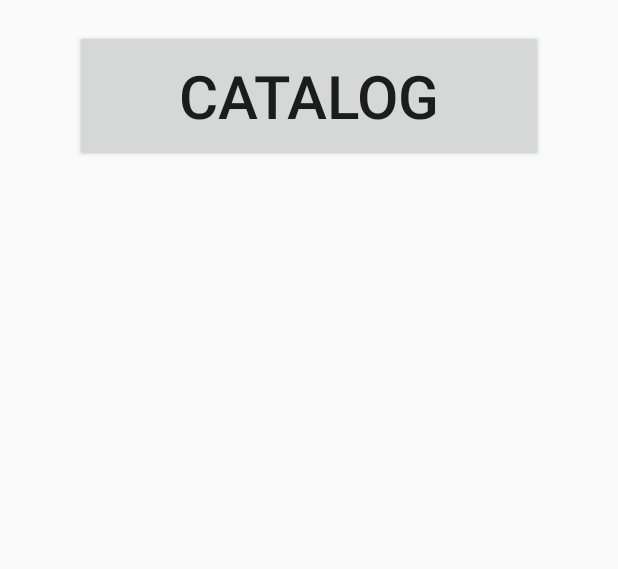
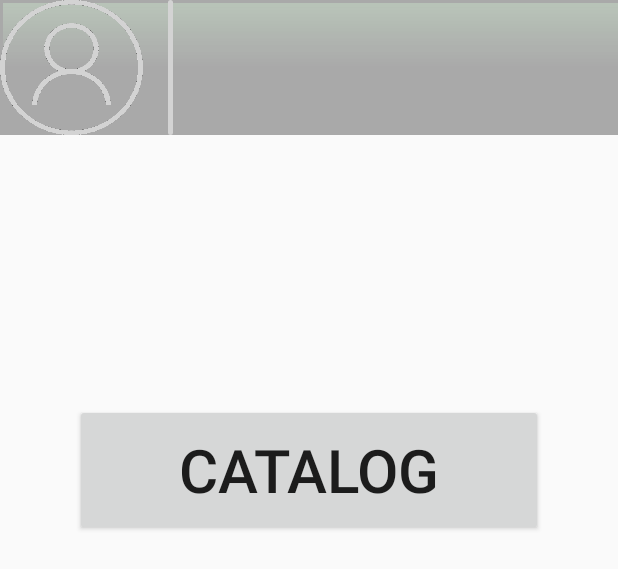
Before and after one commit to Mjeff96/Project_UI, an Android app: the layout activity_main.xml on its own in the app's theme, with its tools: preview values and no code run, on a phone screen of 412 x 824 dp. Shown: the top 569 px of the screen. Run offline under Robolectric (Android 15) with nearby library versions, the phone set to English and light mode, and no system bars.

Commit message:
Added Account Icon and supporting shapes

```diff
--- a/app/src/main/java/com/example/matt/project_ui/MainActivity.java
+++ b/app/src/main/java/com/example/matt/project_ui/MainActivity.java
@@ -16,9 +16,9 @@ public class MainActivity extends AppCompatActivity {
         super.onCreate(savedInstanceState);
         setContentView(R.layout.activity_main);
 
-        Button button = (Button) findViewById(R.id.button);
+        Button CatalogButton = (Button) findViewById(R.id.CatalogButton);
 
-        button.setOnClickListener( new View.OnClickListener()
+        CatalogButton.setOnClickListener( new View.OnClickListener()
         {
             public void onClick (View v){
                 next_page(v);
--- /dev/null
+++ b/app/src/main/res/drawable/boxbg.xml
@@ -0,0 +1,17 @@
+<?xml version="1.0" encoding="utf-8"?>
+<shape xmlns:android="http://schemas.android.com/apk/res/android">
+    <stroke
+        android:width="2dp"
+        android:color="#A9A9A9"
+    />
+
+    <corners android:radius="0dp" />
+
+    <gradient
+        android:angle="270"
+        android:centerColor="#A9A9A9"
+        android:endColor="#A9A9A9"
+        android:startColor="#A9A9"
+        />
+
+</shape>
--- /dev/null
+++ b/app/src/main/res/drawable/greyline.xml
@@ -0,0 +1,16 @@
+<?xml version="1.0" encoding="utf-8"?>
+<shape xmlns:android="http://schemas.android.com/apk/res/android">
+    <stroke
+        android:width="2dp"
+        android:color="#D3D3D3"
+        />
+
+    <corners android:radius="5dp" />
+
+    <gradient
+        android:angle="270"
+        android:centerColor="#D3D3D3"
+        android:endColor="#D3D3D3"
+        android:startColor="#D3D3D3"
+        />
+</shape>
--- a/app/src/main/res/layout/activity_main.xml
+++ b/app/src/main/res/layout/activity_main.xml
@@ -7,7 +7,7 @@
     tools:context=".MainActivity">
 
     <Button
-        android:id="@+id/button"
+        android:id="@+id/CatalogButton"
         android:layout_width="312dp"
         android:layout_height="88dp"
         android:layout_marginStart="8dp"
@@ -22,6 +22,35 @@
         app:layout_constraintEnd_toEndOf="parent"
         app:layout_constraintStart_toStartOf="parent"
         app:layout_constraintTop_toTopOf="parent"
-        app:layout_constraintVertical_bias="0.017" />
+        app:layout_constraintVertical_bias="0.363" />
+
+    <LinearLayout
+        android:layout_width="447dp"
+        android:layout_height="90dp"
+        android:background="@drawable/boxbg"
+        android:orientation="horizontal"
+        tools:layout_editor_absoluteX="-6dp"
+        tools:layout_editor_absoluteY="0dp"></LinearLayout>
+
+    <LinearLayout
+        android:layout_width="3dp"
+        android:layout_height="90dp"
+        android:layout_marginStart="8dp"
+        android:layout_marginLeft="8dp"
+        android:layout_marginEnd="8dp"
+        android:layout_marginRight="8dp"
+        android:background="@drawable/greyline"
+        android:orientation="vertical"
+        app:layout_constraintEnd_toEndOf="parent"
+        app:layout_constraintHorizontal_bias="0.265"
+        app:layout_constraintStart_toStartOf="@+id/accountIcon"
+        tools:layout_editor_absoluteY="0dp"></LinearLayout>
+
+    <Button
+        android:id="@+id/accountIcon"
+        android:layout_width="95dp"
+        android:layout_height="90dp"
+        android:background="@drawable/accounticongrey" />
+
 
 </android.support.constraint.ConstraintLayout>
--- a/app/src/main/res/values/styles.xml
+++ b/app/src/main/res/values/styles.xml
@@ -1,7 +1,7 @@
 <resources>
 
     <!-- Base application theme. -->
-    <style name="AppTheme" parent="Theme.AppCompat.Light.DarkActionBar">
+    <style name="AppTheme" parent="Theme.AppCompat.Light.NoActionBar">
         <!-- Customize your theme here. -->
         <item name="colorPrimary">@color/colorPrimary</item>
         <item name="colorPrimaryDark">@color/colorPrimaryDark</item>
```
Also changed, not shown: app/src/main/res/drawable-v24/accounticongrey.png (added).
